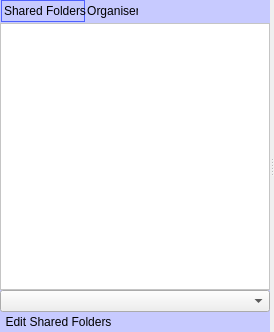
First picture: the form in branches/Rewrite/UI/widgetlibrary.ui, repository c3c/quazaa, before the edit.
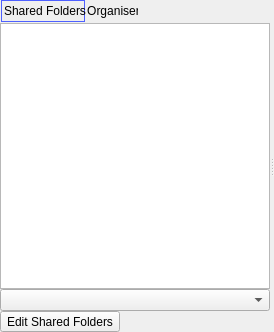
Second picture: the form after the edit. The open tabs and pages were chosen to show the change. Icons and pictures are not drawn.

Commit message: Removed remaining hard coded skinning style sheets from ui. Fixed default app menu appearing to right of nav toolbar. Now appears where menu should appear.

What changed in the file:
```diff
--- a/branches/Rewrite/UI/widgetlibrary.ui
+++ b/branches/Rewrite/UI/widgetlibrary.ui
@@ -35,33 +35,6 @@
         <height>0</height>
        </size>
       </property>
-      <property name="styleSheet">
-       <string notr="true">QFrame {
-	 background-color: rgb(199, 202, 255);
-}
-
-QToolButton {
-    border: 1px solid transparent;
-    background-color: transparent;
-}
-
- QToolButton:pressed {
-     background-color: qlineargradient(x1: 0, y1: 0, x2: 0, y2: 1,
-                                       stop: 0 #dadbde, stop: 1 #f6f7fa);
- }
-
-QToolButton:checked {
-     border: 1px solid rgb(78, 96, 255);
-     background-color: qlineargradient(x1: 0, y1: 0, x2: 0, y2: 1,
-                                       stop: 0 #dadbde, stop: 1 #f6f7fa);
-}
-
- QToolButton:hover {
-     border: 1px solid rgb(78, 96, 255);
-     background-color: qlineargradient(x1: 0, y1: 0, x2: 0, y2: 1,
-                                       stop: 0 #dadbde, stop: 1 #f6f7fa);
- }</string>
-      </property>
       <property name="frameShape">
        <enum>QFrame::NoFrame</enum>
       </property>
@@ -143,11 +116,6 @@
                <verstretch>0</verstretch>
               </sizepolicy>
              </property>
-             <property name="styleSheet">
-              <string notr="true">QTreeView {
-	background-color: white;
-}</string>
-             </property>
             </widget>
            </item>
            <item row="1" column="0">
```
Left out of the diff: 17 changed lines with no effect on the pictures. The commit also changes 33 other files.
